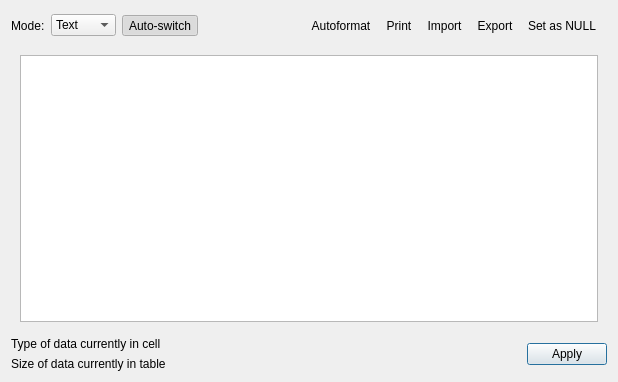
sqlitebrowser/sqlitebrowser, file src/EditDialog.ui: the form before one commit.
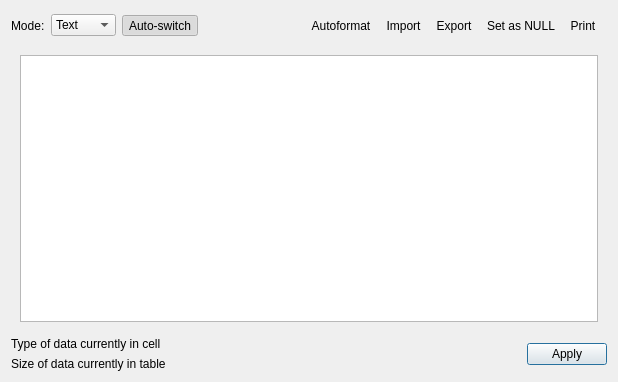
The form after the commit. Icons and pictures are not drawn.

Commit message: Set style for all toolbars in Preferences and minor adjustments

Patch:
```diff
--- a/src/EditDialog.ui
+++ b/src/EditDialog.ui
@@ -113,10 +113,10 @@
      <item>
       <widget class="QToolBar" name="editCellToolbar">
        <addaction name="actionIndent"/>
-       <addaction name="actionPrint"/>
        <addaction name="actionImport"/>
        <addaction name="actionExport"/>
        <addaction name="actionNull"/>
+       <addaction name="actionPrint"/>
       </widget>
      </item>
     </layout>
```
Left out of the diff: 3 changed lines with no effect on the pictures. The commit also changes 7 other files.
